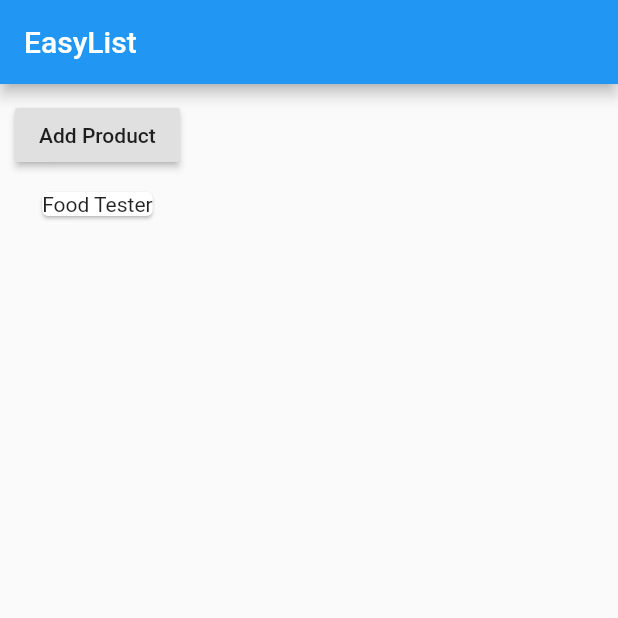
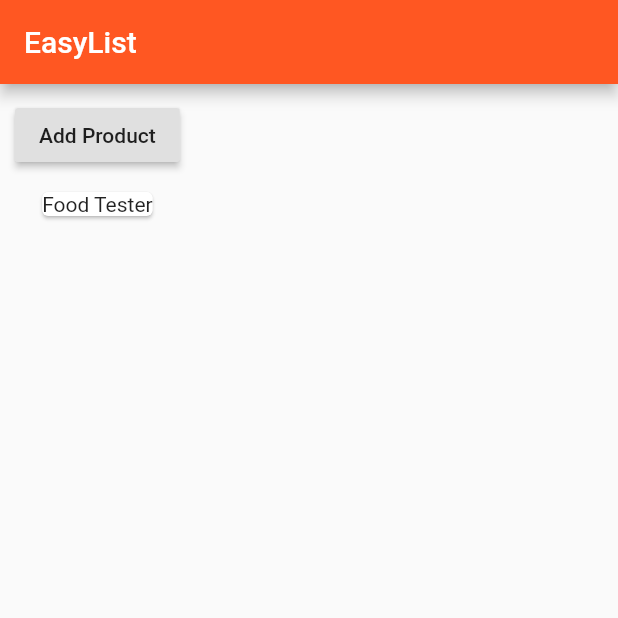
Before and after one commit to anaghadudihalli/easy-list-product-market, a Flutter app: the screen it shows after launch, on a phone screen of 412 x 824 dp, the top half of it. Run offline on Flutter 3.47's test engine with Material 2 defaults, Android fonts, the phone set to English and light mode, and no system bars.

Commit message:
named and positional arguments

```diff
--- a/lib/main.dart
+++ b/lib/main.dart
@@ -8,11 +8,16 @@ class MyApp extends StatelessWidget {
   @override
   Widget build(BuildContext context) {
     return MaterialApp(
+      theme: ThemeData(
+          // Static properties(deepOrange) are properties of a class that can be accessed without instantiating the class
+          primarySwatch: Colors.deepOrange,
+          brightness: Brightness.light,
+          accentColor: Colors.deepPurple),
       home: Scaffold(
         appBar: AppBar(
           title: Text('EasyList'),
         ),
-        body: ProductManager('Food Tester'),
+        body: ProductManager(startingProduct: 'Food Tester'),
       ),
     );
   }
--- a/lib/product_manager.dart
+++ b/lib/product_manager.dart
@@ -8,7 +8,9 @@ class ProductManager extends StatefulWidget {
   // startingProduct is recieved from outside and is updated only when build() is called in the parent component.
   final String startingProduct;
 
-  ProductManager(this.startingProduct) {
+  // this.startingProduct stores only the first element in the list.
+  // To make this a named argument add '{}' around the argument.
+  ProductManager({this.startingProduct = 'Sweets Tester'}) {
     print('[ProductManager Widget] Constructor');
   }
   @override
@@ -26,7 +28,8 @@ class _ProductManagerState extends State<ProductManager> {
   // initState() is run always when State object is initialized.
   void initState() {
     print('[ProductManager Widget] initState()');
-      super.initState(); // this is recommended to have it in the beginning of initState()
+    super
+        .initState(); // this is recommended to have it in the beginning of initState()
     // super always refers to the base class you're extending i.e. 'State'. It always calls initstate() in the base class
     // to make sure it's always called even though it's overridden.
     // widget is used to access properties of ProductManager
@@ -43,7 +46,9 @@ class _ProductManagerState extends State<ProductManager> {
   @override
   Widget build(BuildContext context) {
     print('[ProductManager State] Build');
-    return Column(children: [Container(
+    return Column(
+      children: [
+        Container(
           margin: EdgeInsets.all(10.0),
           child: RaisedButton(
             onPressed: () {
@@ -55,6 +60,7 @@ class _ProductManagerState extends State<ProductManager> {
           ),
         ),
         Products(_products)
-    ],);
+      ],
+    );
   }
 }
--- a/lib/products.dart
+++ b/lib/products.dart
@@ -8,7 +8,9 @@ class Products extends StatelessWidget {
 
   // this.products stores the incoming argument automatically in a property of the same name.
   // Here, the argument is stored in property - products.
-  Products(this.products) {
+  // named arguments - {} both cases
+  // positional arguments - optional only in []
+  Products([this.products = const []]) {
     print('[Products Widget] Constructor');
   }
 
```
Lines whose indentation alone changed are shown as unchanged.
